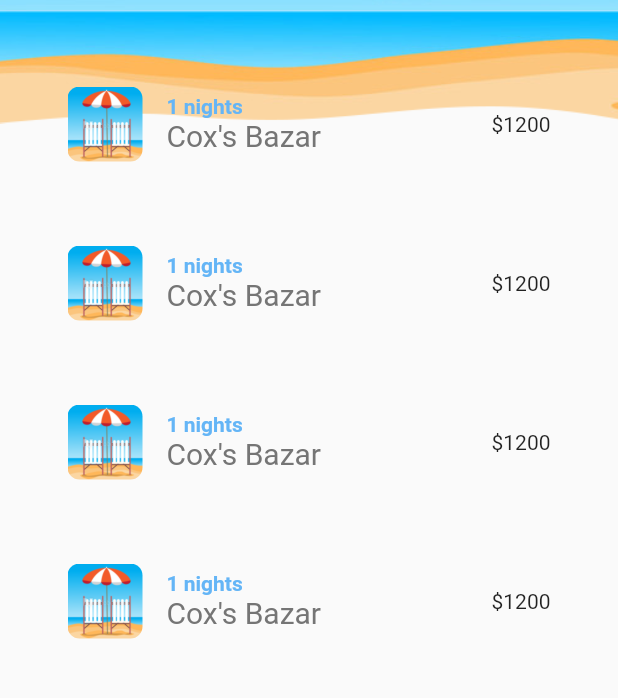
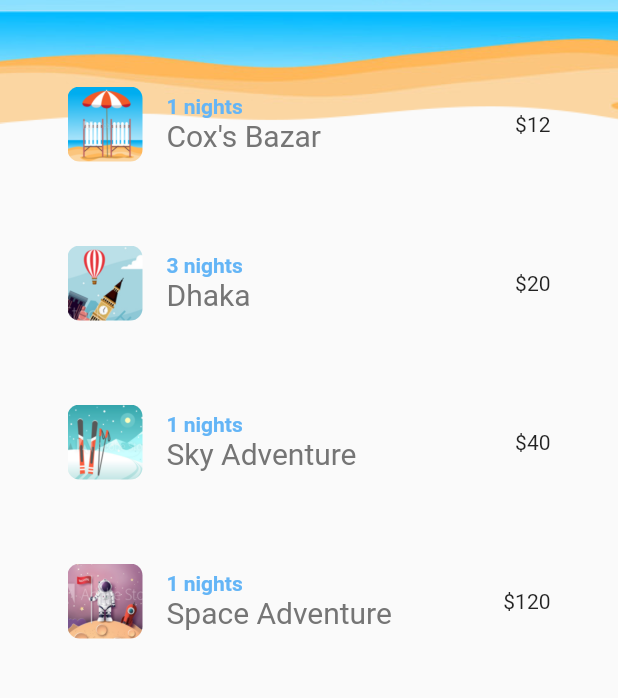
Before and after one commit to Tareq23/Flutter-Animation, a Flutter app: the screen it shows after launch, on a phone screen of 412 x 824 dp, the part 173-871 px from its top. Run offline on Flutter 3.47's test engine with Material 2 defaults, Android fonts, the phone set to English and light mode, and no system bars.

```diff
--- a/lib/components/trip_list.dart
+++ b/lib/components/trip_list.dart
@@ -1,5 +1,6 @@
 import 'package:flutter/material.dart';
 import 'package:flutter_animation/models/item_model.dart';
+import 'package:flutter_animation/pages/details_page.dart';
 
 class TripList extends StatefulWidget {
   const TripList({Key? key}) : super(key: key);
@@ -15,24 +16,24 @@ class _TripListState extends State<TripList> {
    final List<TripModel> _tripList = [
     TripModel(
         name: "Cox's Bazar",
-        price: "1200",
+        price: "12",
         night: "1",
         imgUrl: "images/beach.png"),
     TripModel(
-        name: "Cox's Bazar",
-        price: "1200",
+        name: "Dhaka",
+        price: "20",
+        night: "3",
+        imgUrl: "images/city.png"),
+    TripModel(
+        name: "Sky Adventure",
+        price: "40",
         night: "1",
-        imgUrl: "images/beach.png"),
+        imgUrl: "images/ski.png"),
     TripModel(
-        name: "Cox's Bazar",
-        price: "1200",
+        name: "Space Adventure",
+        price: "120",
         night: "1",
-        imgUrl: "images/beach.png"),
-    TripModel(
-        name: "Cox's Bazar",
-        price: "1200",
-        night: "1",
-        imgUrl: "images/beach.png"),
+        imgUrl: "images/space.png"),
   ];
 
   @override
@@ -42,6 +43,9 @@ class _TripListState extends State<TripList> {
       itemCount: _tripList.length,
         itemBuilder: (context, index) {
       return ListTile(
+        onTap: (){
+          Navigator.push(context, MaterialPageRoute(builder: (context) => DetailsPage(trip: _tripList[index],)));
+        },
         contentPadding: const EdgeInsets.all(25),
         title: Column(
           crossAxisAlignment: CrossAxisAlignment.start,
--- a/pubspec.yaml
+++ b/pubspec.yaml
@@ -34,6 +34,7 @@ dependencies:
   # The following adds the Cupertino Icons font to your application.
   # Use with the CupertinoIcons class for iOS style icons.
   cupertino_icons: ^1.0.2
+
 
 dev_dependencies:
   flutter_test:
```
Also changed, not shown: lib/pages/details_page.dart (added, +61 -0 lines).
